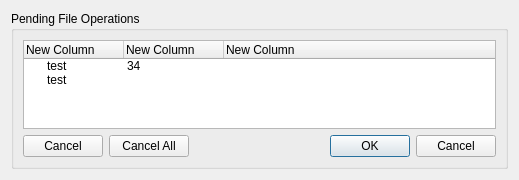
maidsafe-archive/MaidSafe-Encrypt, file src/qt/ui/pending_operations_dialog.ui: the form before one commit.
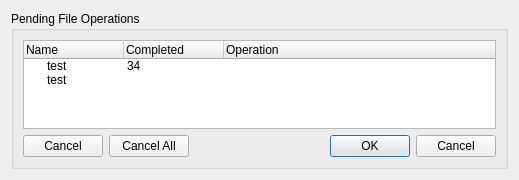
The form after the commit.

The edit to the form file:
```diff
--- a/src/qt/ui/pending_operations_dialog.ui
+++ b/src/qt/ui/pending_operations_dialog.ui
@@ -24,17 +24,17 @@
        <widget class="QTreeWidget" name="opTreeWidget">
         <column>
          <property name="text">
-          <string>New Column</string>
+          <string>Name</string>
          </property>
         </column>
         <column>
          <property name="text">
-          <string>New Column</string>
+          <string>Completed</string>
          </property>
         </column>
         <column>
          <property name="text">
-          <string>New Column</string>
+          <string>Operation</string>
          </property>
         </column>
         <item>
@@ -44,11 +44,20 @@
          <property name="text">
           <string>34</string>
          </property>
+         <property name="text">
+          <string/>
+         </property>
         </item>
         <item>
          <property name="text">
           <string>test</string>
          </property>
+         <property name="text">
+          <string/>
+         </property>
+         <property name="text">
+          <string/>
+         </property>
         </item>
        </widget>
       </item>
```
